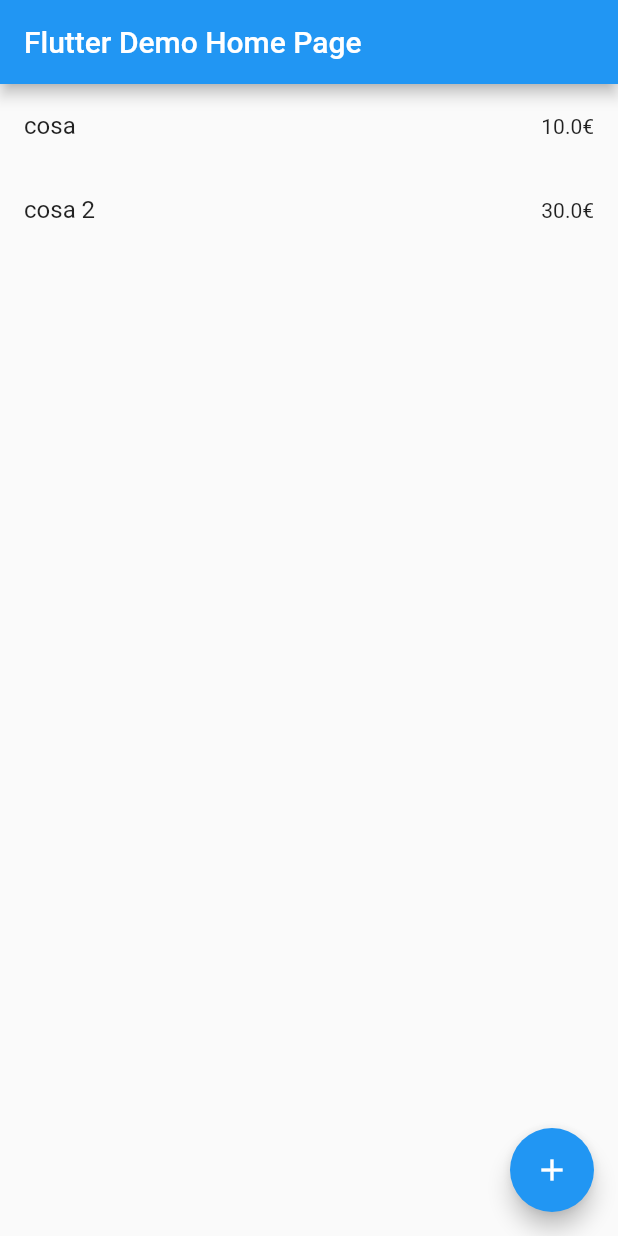
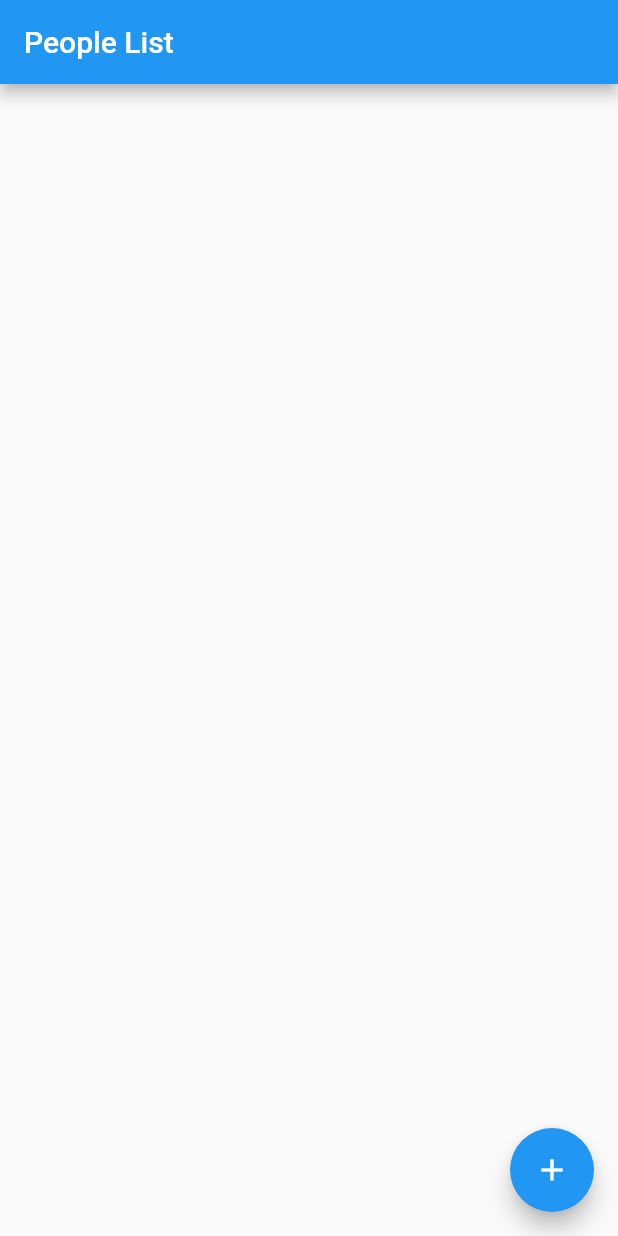
Before and after one commit to SergioMorenoAntequera/Split, a Flutter app: the screen it shows after launch, on a phone screen of 412 x 824 dp. Run offline on Flutter 3.47's test engine with Material 2 defaults, Android fonts, the phone set to English and light mode, and no system bars.

Commit message:
Implementing provider

```diff
--- a/lib/Models/Item.dart
+++ b/lib/Models/Item.dart
@@ -1,6 +1,3 @@
-
-import 'dart:ffi';
-
 import 'package:bill_splitter/Models/Person.dart';
 
 class Item {
--- a/lib/Models/Person.dart
+++ b/lib/Models/Person.dart
@@ -1,5 +1,6 @@
-class Person {
+class Person{
   String name = "";
 
-  Person() {}
+  Person();
+  Person.fromBasics(this.name);
 }
--- /dev/null
+++ b/lib/Models/Providers/ItemsList.dart
@@ -0,0 +1,8 @@
+import 'package:bill_splitter/Models/Item.dart';
+import 'package:bill_splitter/Models/Providers/MyList.dart';
+
+class ItemsList extends MyList {
+
+  List<Item> list;
+  ItemsList(this.list) : super(list);
+}
--- /dev/null
+++ b/lib/Models/Providers/MyList.dart
@@ -0,0 +1,18 @@
+import 'package:flutter/foundation.dart';
+
+abstract class MyList with ChangeNotifier, DiagnosticableTreeMixin {
+
+  List<dynamic> genericList;
+
+  MyList(this.genericList);
+
+  void addToList(elementToAdd){
+    genericList.add(elementToAdd);
+    notifyListeners();
+  }
+
+  void removeFromList(elementToRemove) {
+    genericList.remove(elementToRemove);
+    notifyListeners();
+  }
+}
--- /dev/null
+++ b/lib/Models/Providers/PeopleList.dart
@@ -0,0 +1,8 @@
+import 'package:bill_splitter/Models/Person.dart';
+import 'package:bill_splitter/Models/Providers/MyList.dart';
+
+class PeopleList extends MyList {
+
+  List<Person> list;
+  PeopleList(this.list) : super(list);
+}
--- /dev/null
+++ b/lib/Views/ViewPeopleList.dart
@@ -0,0 +1,48 @@
+import 'package:bill_splitter/Dialogs/DialogAddPerson.dart';
+import 'package:bill_splitter/Models/Providers/PeopleList.dart';
+import 'package:flutter/cupertino.dart';
+import 'package:flutter/material.dart';
+import 'package:provider/provider.dart';
+
+class ViewPeopleList extends StatefulWidget {
+  ViewPeopleList({Key key}) : super(key: key);
+
+  @override
+  _ViewPeopleListState createState() => _ViewPeopleListState();
+}
+
+class _ViewPeopleListState extends State<ViewPeopleList> {
+  @override
+  Widget build(BuildContext context) {
+    var peopleList = Provider.of<PeopleList>(context, listen: true);
+
+    return Scaffold(
+      appBar: AppBar(title: Text("People List")),
+      body: ListView.builder(
+        itemCount: peopleList.list.length,
+        itemBuilder: (context, index) {
+          var person = peopleList.list[index];
+          return ListTile(
+            title: Text("${person.name}"),
+            trailing: TextButton(
+              onPressed: () => {peopleList.removeFromList(person)},
+              child: Icon(Icons.remove_circle),
+            ),
+          );
+        },
+      ),
+      floatingActionButton: FloatingActionButton(
+        onPressed: _showAddPeopleDialog,
+        tooltip: 'Add new people',
+        child: Icon(Icons.add),
+      ),
+    );
+  }
+
+  void _showAddPeopleDialog() {
+    showDialog(
+      context: context,
+      builder: (_) => DialogAddPerson(),
+    );
+  }
+}
--- a/lib/main.dart
+++ b/lib/main.dart
@@ -1,14 +1,23 @@
 import 'package:bill_splitter/Dialogs/DialogAddPerson.dart';
-import 'package:bill_splitter/Models/Item.dart';
-import 'package:bill_splitter/Widgets/UserList.dart';
-import 'package:bill_splitter/widgets/ItemList.dart';
+import 'package:bill_splitter/Models/Providers/ItemsList.dart';
+import 'package:bill_splitter/Models/Providers/PeopleList.dart';
+import 'package:bill_splitter/Views/ViewItemsList.dart';
+import 'package:bill_splitter/Views/ViewPeopleList.dart';
 import 'package:flutter/material.dart';
+import 'package:provider/provider.dart';
 
 void main() {
-  runApp(MyApp());
+  runApp(MultiProvider(
+      providers: [
+        ChangeNotifierProvider(create: (context) => ItemsList([])),
+        ChangeNotifierProvider(create: (context) => PeopleList([])),
+      ],
+      child: MyApp(),
+    ),);
 }
 
 class MyApp extends StatelessWidget {
+
   @override
   Widget build(BuildContext context) {
     return MaterialApp(
@@ -16,53 +25,7 @@ class MyApp extends StatelessWidget {
       theme: ThemeData(
         primarySwatch: Colors.blue,
       ),
-      home: MyHomePage(title: 'Flutter Demo Home Page'),
+      home: ViewPeopleList(),
     );
   }
 }
-
-class MyHomePage extends StatefulWidget {
-  MyHomePage({Key key, this.title}) : super(key: key);
-
-  final String title;
-
-  @override
-  _MyHomePageState createState() => _MyHomePageState();
-}
-
-class _MyHomePageState extends State<MyHomePage> {
-  List<String> peopleAdded = ["heyasd", "hey qeu asd", "dasdada"];
-  List<Item> allItems = [
-    Item.fromBasics("cosa", 10),
-    Item.fromBasics("cosa 2", 30),
-  ];
-
-  @override
-  Widget build(BuildContext context) {
-    return Scaffold(
-      appBar: AppBar(
-        title: Text(widget.title),
-      ),
-      body:ItemList(allItems),
-      floatingActionButton: FloatingActionButton(
-        // onPressed: _showAddPeopleDialog,
-        onPressed: _showAddPeopleDialog,
-        tooltip: 'Add new people',
-        child: Icon(Icons.add),
-      ),
-    );
-  }
-
-  void _showAddPeopleDialog() {
-    showDialog(
-      context: context,
-      builder: (_) => DialogAddPerson(addPerson),
-    );
-  }
-
-  void addPerson(personNameToAdd) {
-    setState(() {
-      peopleAdded.add(personNameToAdd);
-    });
-  }
-}
--- a/lib/widgets/ItemList.dart
+++ b/lib/widgets/ItemList.dart
@@ -1,16 +1,18 @@
-import 'package:bill_splitter/Models/Item.dart';
+import 'package:bill_splitter/Models/Providers/ItemsList.dart';
 import 'package:flutter/material.dart';
+import 'package:provider/provider.dart';
 
 class ItemList extends StatelessWidget{
-  List<Item> items;
-  ItemList(this.items, {Key key}) : super(key: key);
+  ItemList({Key key}) : super(key: key);
 
   @override
   Widget build(BuildContext context) {
+    var itemsList = Provider.of<ItemsList>(context, listen: true);
+
     return ListView.builder(
-      itemCount: items.length,
+      itemCount: itemsList.list.length,
       itemBuilder: (context, index) {
-        var item = items[index];
+        var item = itemsList.list[index];
         return ListTile(
           key: UniqueKey(),
           title: Text("${item.name}"),
--- a/pubspec.yaml
+++ b/pubspec.yaml
@@ -28,6 +28,7 @@ dependencies:
   # The following adds the Cupertino Icons font to your application.
   # Use with the CupertinoIcons class for iOS style icons.
   cupertino_icons: ^1.0.2
+  provider: ^5.0.0
 
 dev_dependencies:
   flutter_test:
```
Also changed, not shown: lib/Dialogs/DialogAddPerson.dart (+5 -3 lines), lib/Views/ViewItemsList.dart (added, +35 -0 lines).
